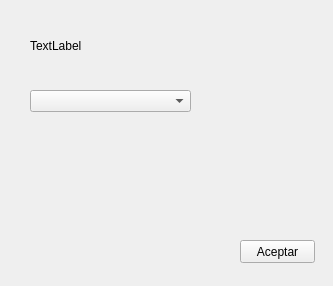
The window that ui/generic_dialog.ui (Giswater/giswater_qgis_plugin) describes before a commit, drawn with Qt 5.
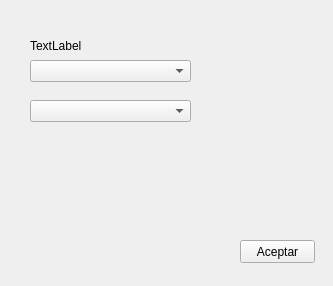
The same window after the commit.

The edit to the form file:
```diff
--- a/ui/generic_dialog.ui
+++ b/ui/generic_dialog.ui
@@ -30,7 +30,7 @@
    <property name="geometry">
     <rect>
      <x>30</x>
-     <y>90</y>
+     <y>60</y>
      <width>161</width>
      <height>22</height>
     </rect>
@@ -49,6 +49,16 @@
     <string>Aceptar</string>
    </property>
   </widget>
+  <widget class="QComboBox" name="cboOptions_2">
+   <property name="geometry">
+    <rect>
+     <x>30</x>
+     <y>100</y>
+     <width>161</width>
+     <height>22</height>
+    </rect>
+   </property>
+  </widget>
  </widget>
  <resources/>
  <connections/>
```
